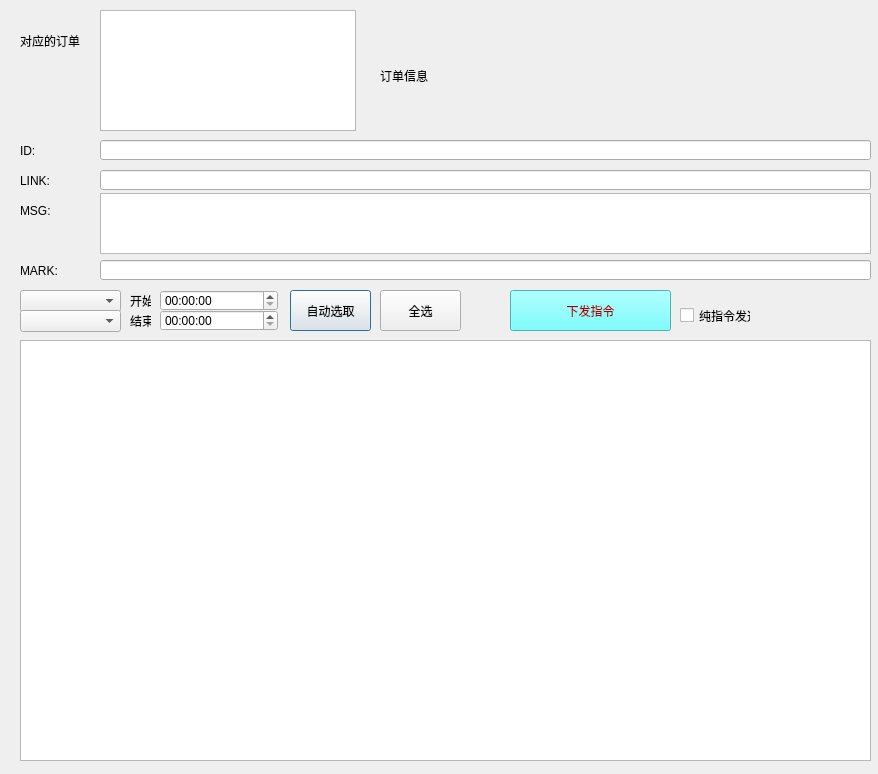
Qt form UIclass/commanddev.ui (droplazy/Mvision_server) before a commit.
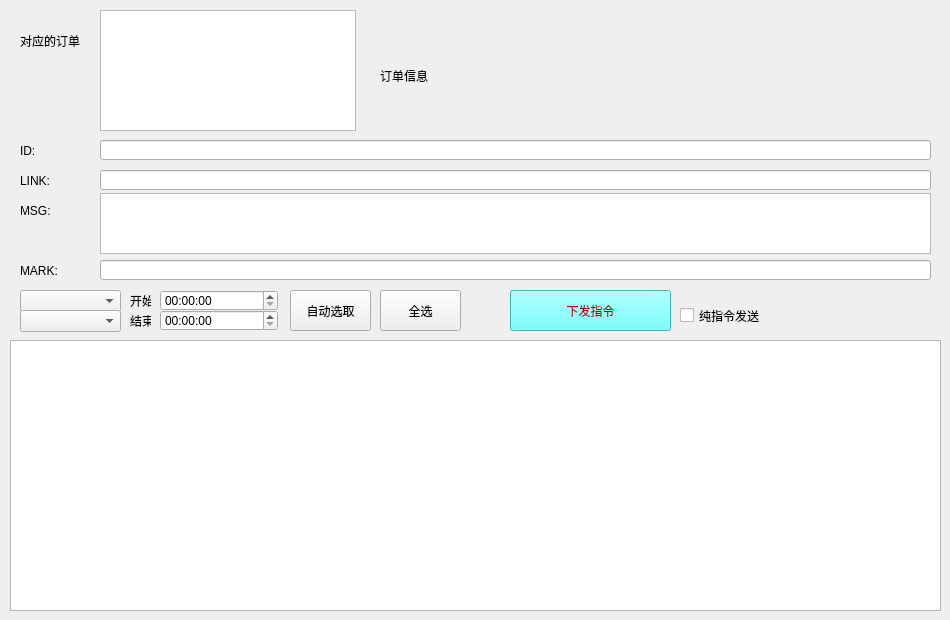
The same form after that commit.

Diff of the .ui file:
```diff
--- a/UIclass/commanddev.ui
+++ b/UIclass/commanddev.ui
@@ -1,13 +1,13 @@
 <?xml version="1.0" encoding="UTF-8"?>
 <ui version="4.0">
  <class>commanddev</class>
- <widget class="QDialog" name="commanddev">
+ <widget class="QWidget" name="commanddev">
   <property name="geometry">
    <rect>
     <x>0</x>
     <y>0</y>
-    <width>878</width>
-    <height>774</height>
+    <width>950</width>
+    <height>620</height>
    </rect>
   </property>
   <property name="windowTitle">
@@ -29,10 +29,10 @@
   <widget class="QTableView" name="tableView_dev">
    <property name="geometry">
     <rect>
-     <x>20</x>
+     <x>10</x>
      <y>340</y>
-     <width>851</width>
-     <height>421</height>
+     <width>931</width>
+     <height>271</height>
     </rect>
    </property>
   </widget>
@@ -51,7 +51,7 @@
     <rect>
      <x>100</x>
      <y>140</y>
-     <width>771</width>
+     <width>831</width>
      <height>20</height>
     </rect>
    </property>
@@ -74,7 +74,7 @@
     <rect>
      <x>100</x>
      <y>170</y>
-     <width>771</width>
+     <width>831</width>
      <height>20</height>
     </rect>
    </property>
@@ -110,7 +110,7 @@
     <rect>
      <x>100</x>
      <y>260</y>
-     <width>771</width>
+     <width>831</width>
      <height>20</height>
     </rect>
    </property>
@@ -232,7 +232,7 @@
     <rect>
      <x>380</x>
      <y>20</y>
-     <width>481</width>
+     <width>401</width>
      <height>111</height>
     </rect>
    </property>
@@ -245,7 +245,7 @@
     <rect>
      <x>100</x>
      <y>193</y>
-     <width>771</width>
+     <width>831</width>
      <height>61</height>
     </rect>
    </property>
@@ -265,7 +265,7 @@
     <rect>
      <x>680</x>
      <y>300</y>
-     <width>71</width>
+     <width>241</width>
      <height>31</height>
     </rect>
    </property>
```
